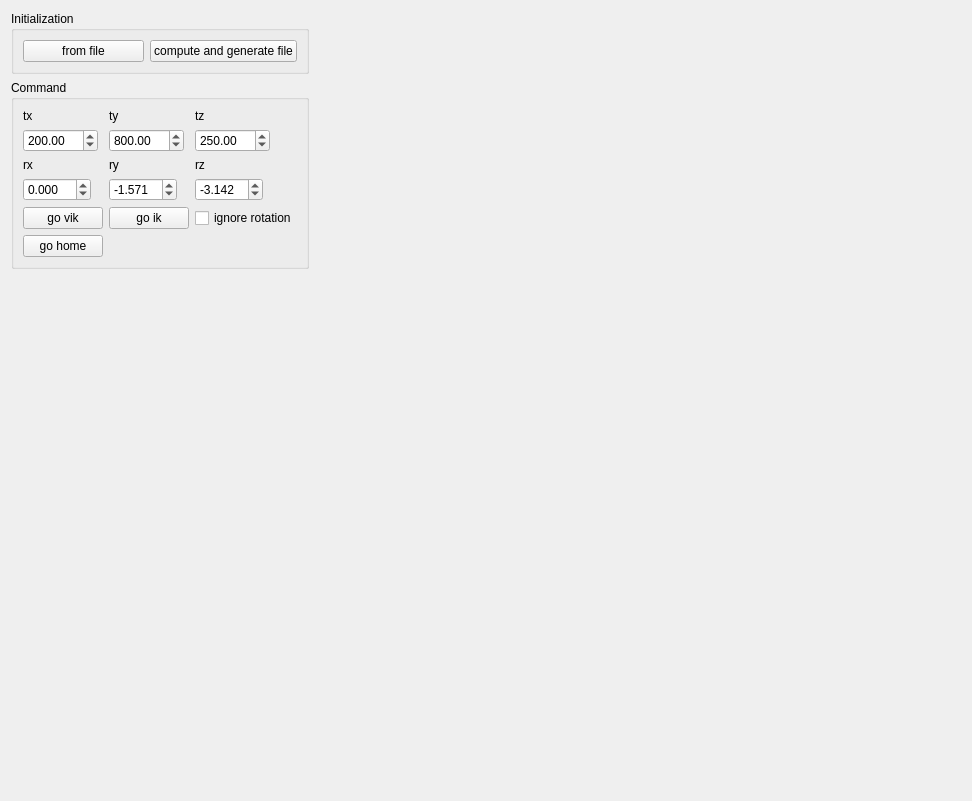
robocomp/robocomp-shelly, file components/ikGraphGenerator/src/mainUI.ui: the form before one commit.
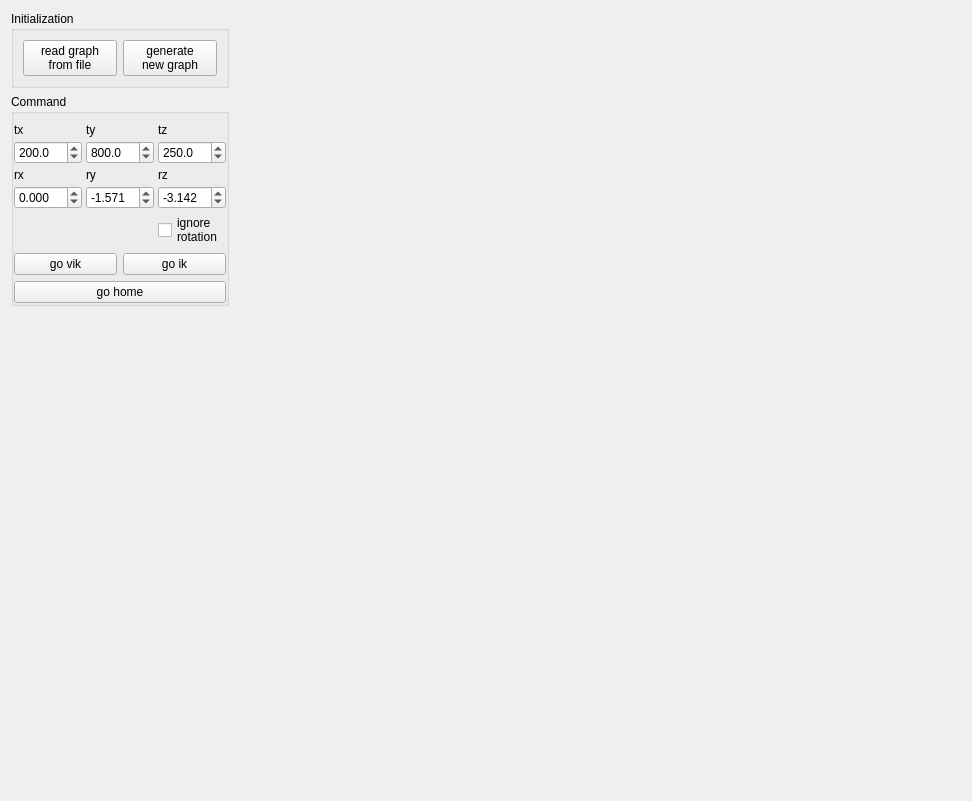
The form after the commit.

```diff
--- a/components/ikGraphGenerator/src/mainUI.ui
+++ b/components/ikGraphGenerator/src/mainUI.ui
@@ -25,14 +25,16 @@
         <item>
          <widget class="QPushButton" name="fromFileButton">
           <property name="text">
-           <string>from file</string>
+           <string>read graph
+from file</string>
           </property>
          </widget>
         </item>
         <item>
          <widget class="QPushButton" name="generateButton">
           <property name="text">
-           <string>compute and generate file</string>
+           <string>generate
+new graph</string>
           </property>
          </widget>
         </item>
@@ -44,15 +46,114 @@
        <property name="title">
         <string>Command</string>
        </property>
-       <layout class="QGridLayout" name="gridLayout">
-        <item row="5" column="0">
-         <widget class="QPushButton" name="goVIKButton">
+       <layout class="QVBoxLayout" name="verticalLayout_2">
+        <property name="margin">
+         <number>0</number>
+        </property>
+        <item>
+         <widget class="QWidget" name="ikCommandWidget" native="true">
+          <layout class="QVBoxLayout" name="verticalLayout_3">
+           <property name="margin">
+            <number>0</number>
+           </property>
+           <item>
+            <layout class="QGridLayout" name="gridLayout_2">
+             <property name="topMargin">
+              <number>9</number>
+             </property>
+             <property name="spacing">
+              <number>4</number>
+             </property>
+             <item row="3" column="1">
+              <widget class="QDoubleSpinBox" name="ty">
+               <property name="sizePolicy">
+                <sizepolicy hsizetype="Fixed" vsizetype="Fixed">
+                 <horstretch>0</horstretch>
+                 <verstretch>0</verstretch>
+                </sizepolicy>
+               </property>
+               <property name="decimals">
+                <number>1</number>
+               </property>
+               <property name="minimum">
+                <double>-2000.000000000000000</double>
+               </property>
+               <property name="maximum">
+                <double>2000.000000000000000</double>
+               </property>
+               <property name="singleStep">
+                <double>10.000000000000000</double>
+               </property>
+               <property name="value">
+                <double>800.000000000000000</double>
+               </property>
+              </widget>
+             </item>
+             <item row="5" column="1">
+              <widget class="QDoubleSpinBox" name="ry">
+               <property name="sizePolicy">
+                <sizepolicy hsizetype="Fixed" vsizetype="Fixed">
+                 <horstretch>0</horstretch>
+                 <verstretch>0</verstretch>
+                </sizepolicy>
+               </property>
+               <property name="decimals">
+                <number>3</number>
+               </property>
+               <property name="minimum">
+                <double>-10.000000000000000</double>
+               </property>
+               <property name="maximum">
+                <double>10.000000000000000</double>
+               </property>
+               <property name="singleStep">
+                <double>0.100000000000000</double>
+               </property>
+               <property name="value">
+                <double>-1.571000000000000</double>
+               </property>
+              </widget>
+             </item>
+             <item row="5" column="2">
+              <widget class="QDoubleSpinBox" name="rz">
+               <property name="sizePolicy">
+                <sizepolicy hsizetype="Fixed" vsizetype="Fixed">
+                 <horstretch>0</horstretch>
+                 <verstretch>0</verstretch>
+                </sizepolicy>
+               </property>
+               <property name="decimals">
+                <number>3</number>
+               </property>
+               <property name="minimum">
+                <double>-10.000000000000000</double>
+               </property>
+               <property name="maximum">
+                <double>10.000000000000000</double>
+               </property>
+               <property name="singleStep">
+                <double>0.100000000000000</double>
+               </property>
+               <property name="value">
+                <double>-3.142000000000000</double>
+               </property>
+              </widget>
+             </item>
+             <item row="4" column="0">
+              <widget class="QLabel" name="label_4">
           <property name="text">
-           <string>go vik</string>
+                <string>rx</string>
           </property>
          </widget>
         </item>
-        <item row="2" column="0">
+             <item row="4" column="2">
+              <widget class="QLabel" name="label_6">
+               <property name="text">
+                <string>rz</string>
+               </property>
+              </widget>
+             </item>
+             <item row="3" column="0">
          <widget class="QDoubleSpinBox" name="tx">
           <property name="sizePolicy">
            <sizepolicy hsizetype="Fixed" vsizetype="Fixed">
@@ -60,6 +161,9 @@
             <verstretch>0</verstretch>
            </sizepolicy>
           </property>
+               <property name="decimals">
+                <number>1</number>
+               </property>
           <property name="minimum">
            <double>-2000.000000000000000</double>
           </property>
@@ -74,50 +178,51 @@
           </property>
          </widget>
         </item>
-        <item row="0" column="0">
+             <item row="5" column="0">
+              <widget class="QDoubleSpinBox" name="rx">
+               <property name="sizePolicy">
+                <sizepolicy hsizetype="Fixed" vsizetype="Fixed">
+                 <horstretch>0</horstretch>
+                 <verstretch>0</verstretch>
+                </sizepolicy>
+               </property>
+               <property name="decimals">
+                <number>3</number>
+               </property>
+               <property name="minimum">
+                <double>-10.000000000000000</double>
+               </property>
+               <property name="maximum">
+                <double>10.000000000000000</double>
+               </property>
+               <property name="singleStep">
+                <double>0.100000000000000</double>
+               </property>
+              </widget>
+             </item>
+             <item row="6" column="2">
+              <widget class="QCheckBox" name="checkBox">
+               <property name="text">
+                <string>ignore
+rotation</string>
+               </property>
+              </widget>
+             </item>
+             <item row="2" column="0">
          <widget class="QLabel" name="label">
           <property name="text">
            <string>tx</string>
           </property>
          </widget>
         </item>
-        <item row="0" column="2">
+             <item row="2" column="2">
          <widget class="QLabel" name="label_2">
           <property name="text">
            <string>tz</string>
           </property>
          </widget>
         </item>
-        <item row="0" column="1">
-         <widget class="QLabel" name="label_3">
-          <property name="text">
-           <string>ty</string>
-          </property>
-         </widget>
-        </item>
-        <item row="2" column="1">
-         <widget class="QDoubleSpinBox" name="ty">
-          <property name="sizePolicy">
-           <sizepolicy hsizetype="Fixed" vsizetype="Fixed">
-            <horstretch>0</horstretch>
-            <verstretch>0</verstretch>
-           </sizepolicy>
-          </property>
-          <property name="minimum">
-           <double>-2000.000000000000000</double>
-          </property>
-          <property name="maximum">
-           <double>2000.000000000000000</double>
-          </property>
-          <property name="singleStep">
-           <double>10.000000000000000</double>
-          </property>
-          <property name="value">
-           <double>800.000000000000000</double>
-          </property>
-         </widget>
-        </item>
-        <item row="2" column="2">
+             <item row="3" column="2">
          <widget class="QDoubleSpinBox" name="tz">
           <property name="sizePolicy">
            <sizepolicy hsizetype="Fixed" vsizetype="Fixed">
@@ -125,6 +230,9 @@
             <verstretch>0</verstretch>
            </sizepolicy>
           </property>
+               <property name="decimals">
+                <number>1</number>
+               </property>
           <property name="minimum">
            <double>-2000.000000000000000</double>
           </property>
@@ -139,114 +247,44 @@
           </property>
          </widget>
         </item>
-        <item row="3" column="0">
-         <widget class="QLabel" name="label_4">
+             <item row="2" column="1">
+              <widget class="QLabel" name="label_3">
           <property name="text">
-           <string>rx</string>
+                <string>ty</string>
           </property>
          </widget>
         </item>
-        <item row="3" column="1">
+             <item row="4" column="1">
          <widget class="QLabel" name="label_5">
           <property name="text">
            <string>ry</string>
           </property>
          </widget>
         </item>
-        <item row="3" column="2">
-         <widget class="QLabel" name="label_6">
+            </layout>
+           </item>
+           <item>
+            <layout class="QHBoxLayout" name="horizontalLayout_3">
+             <item>
+              <widget class="QPushButton" name="goVIKButton">
           <property name="text">
-           <string>rz</string>
+                <string>go vik</string>
           </property>
          </widget>
         </item>
-        <item row="4" column="0">
-         <widget class="QDoubleSpinBox" name="rx">
-          <property name="sizePolicy">
-           <sizepolicy hsizetype="Fixed" vsizetype="Fixed">
-            <horstretch>0</horstretch>
-            <verstretch>0</verstretch>
-           </sizepolicy>
-          </property>
-          <property name="decimals">
-           <number>3</number>
-          </property>
-          <property name="minimum">
-           <double>-10.000000000000000</double>
-          </property>
-          <property name="maximum">
-           <double>10.000000000000000</double>
-          </property>
-          <property name="singleStep">
-           <double>0.100000000000000</double>
-          </property>
-         </widget>
-        </item>
-        <item row="4" column="1">
-         <widget class="QDoubleSpinBox" name="ry">
-          <property name="sizePolicy">
-           <sizepolicy hsizetype="Fixed" vsizetype="Fixed">
-            <horstretch>0</horstretch>
-            <verstretch>0</verstretch>
-           </sizepolicy>
-          </property>
-          <property name="decimals">
-           <number>3</number>
-          </property>
-          <property name="minimum">
-           <double>-10.000000000000000</double>
-          </property>
-          <property name="maximum">
-           <double>10.000000000000000</double>
-          </property>
-          <property name="singleStep">
-           <double>0.100000000000000</double>
-          </property>
-          <property name="value">
-           <double>-1.571000000000000</double>
-          </property>
-         </widget>
-        </item>
-        <item row="4" column="2">
-         <widget class="QDoubleSpinBox" name="rz">
-          <property name="sizePolicy">
-           <sizepolicy hsizetype="Fixed" vsizetype="Fixed">
-            <horstretch>0</horstretch>
-            <verstretch>0</verstretch>
-           </sizepolicy>
-          </property>
-          <property name="decimals">
-           <number>3</number>
-          </property>
-          <property name="minimum">
-           <double>-10.000000000000000</double>
-          </property>
-          <property name="maximum">
-           <double>10.000000000000000</double>
-          </property>
-          <property name="singleStep">
-           <double>0.100000000000000</double>
-          </property>
-          <property name="value">
-           <double>-3.142000000000000</double>
-          </property>
-         </widget>
-        </item>
-        <item row="5" column="1">
+             <item>
          <widget class="QPushButton" name="goIKButton">
           <property name="text">
            <string>go ik</string>
           </property>
          </widget>
         </item>
-        <item row="5" column="2">
-         <widget class="QCheckBox" name="checkBox">
-          <property name="text">
-           <string>ignore rotation</string>
-          </property>
+            </layout>
+           </item>
+          </layout>
          </widget>
         </item>
-        <item row="6" column="0">
+        <item>
          <widget class="QPushButton" name="homeButton">
           <property name="text">
            <string>go home</string>
```
Lines whose indentation alone changed are shown as unchanged.
